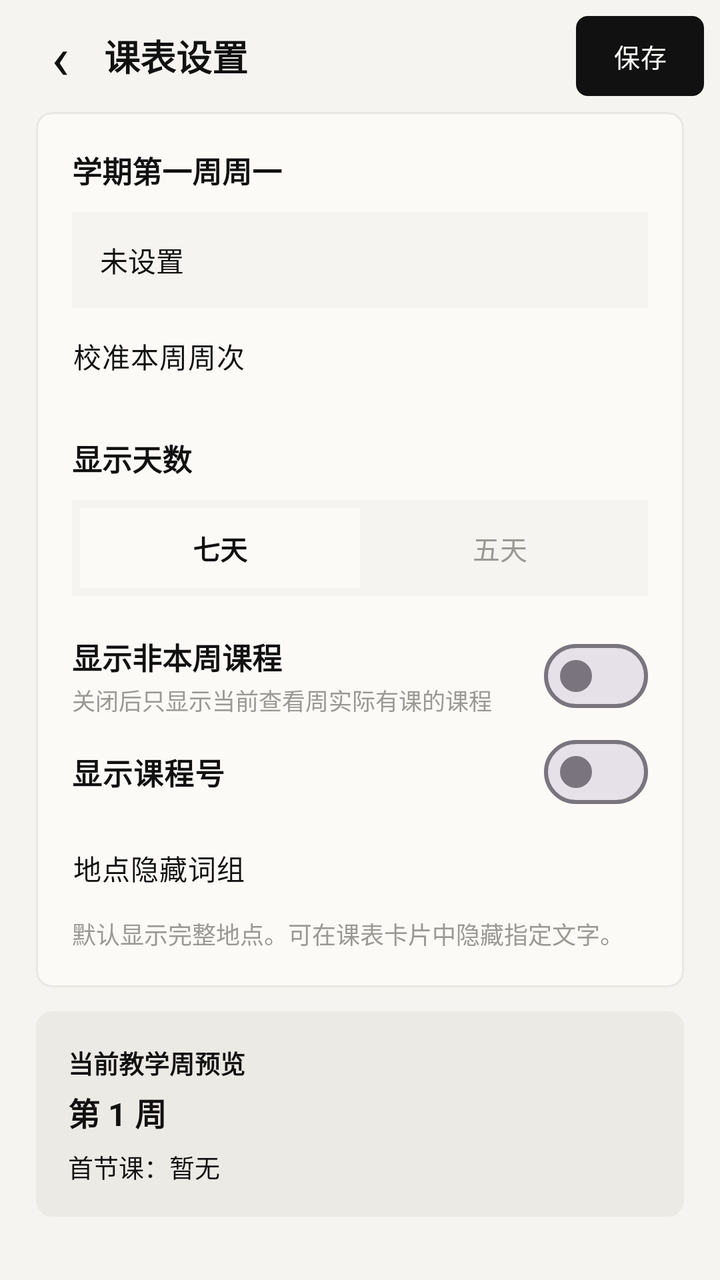
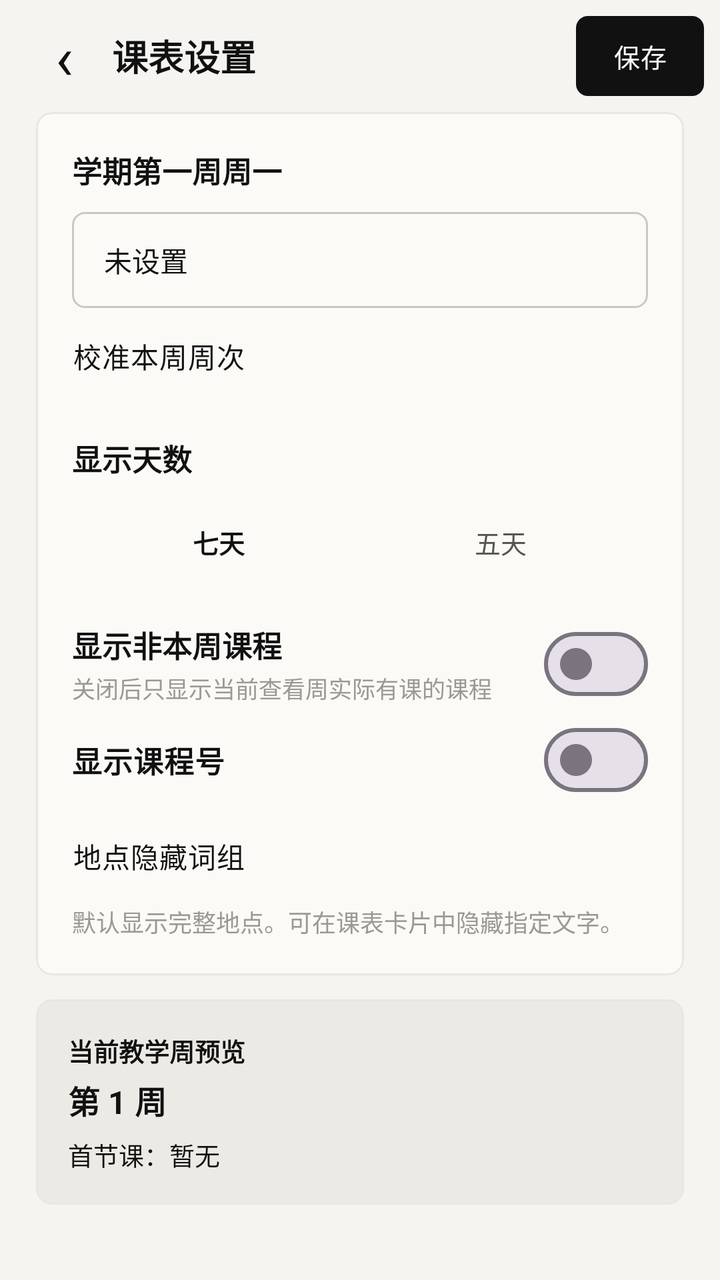

Compare the two renders of this Android layout. The source of the first and the diff that turns it into the second are given below.
<!-- AndroidManifest.xml: application theme Theme.EcutCampus -->
<!-- res/layout/activity_timetable_settings.xml -->
<?xml version="1.0" encoding="utf-8"?>
<LinearLayout xmlns:android="http://schemas.android.com/apk/res/android"
    xmlns:app="http://schemas.android.com/apk/res-auto"
    android:layout_width="match_parent"
    android:layout_height="match_parent"
    android:background="?attr/gBg"
    android:orientation="vertical">

    <LinearLayout
        android:layout_width="match_parent"
        android:layout_height="56dp"
        android:gravity="center_vertical"
        android:orientation="horizontal"
        android:paddingHorizontal="8dp">

        <TextView
            android:id="@+id/btn_timetable_settings_back"
            android:layout_width="44dp"
            android:layout_height="44dp"
            android:background="?attr/selectableItemBackgroundBorderless"
            android:contentDescription="返回"
            android:gravity="center"
            android:text="‹"
            android:textColor="?attr/gInk"
            android:textSize="30sp" />

        <TextView
            android:layout_width="0dp"
            android:layout_height="wrap_content"
            android:layout_weight="1"
            android:text="课表设置"
            android:textColor="?attr/gInk"
            android:textSize="18sp"
            android:textStyle="bold" />

        <com.google.android.material.button.MaterialButton
            android:id="@+id/btn_timetable_settings_save"
            style="@style/Gauge.Button.Compact"
            android:layout_width="wrap_content"
            android:layout_height="wrap_content"
            android:text="保存" />
    </LinearLayout>

    <ScrollView
        android:layout_width="match_parent"
        android:layout_height="0dp"
        android:layout_weight="1"
        android:clipToPadding="false"
        android:paddingHorizontal="18dp"
        android:paddingBottom="24dp">

        <LinearLayout
            android:id="@+id/tt_settings_body"
            android:layout_width="match_parent"
            android:layout_height="wrap_content"
            android:orientation="vertical">

            <com.google.android.material.card.MaterialCardView
                android:layout_width="match_parent"
                android:layout_height="wrap_content"
                app:cardBackgroundColor="?attr/gCard"
                app:cardCornerRadius="?attr/gCardRadius"
                app:cardElevation="0dp"
                app:strokeColor="?attr/gLine"
                app:strokeWidth="1dp">

                <LinearLayout
                    android:layout_width="match_parent"
                    android:layout_height="wrap_content"
                    android:orientation="vertical"
                    android:padding="18dp">

                    <TextView
                        android:layout_width="wrap_content"
                        android:layout_height="wrap_content"
                        android:text="学期第一周周一"
                        android:textColor="?attr/gInk"
                        android:textSize="15sp"
                        android:textStyle="bold" />

                    <TextView
                        android:id="@+id/tv_semester_start_value"
                        android:layout_width="match_parent"
                        android:layout_height="48dp"
                        android:layout_marginTop="10dp"
                        android:background="?attr/gBg"
                        android:gravity="center_vertical"
                        android:paddingHorizontal="14dp"
                        android:text="未设置"
                        android:textColor="?attr/gInk"
                        android:textSize="14sp" />

                    <com.google.android.material.button.MaterialButton
                        android:id="@+id/btn_calibrate_week"
                        style="@style/Gauge.Button.Ghost"
                        android:layout_width="wrap_content"
                        android:layout_height="wrap_content"
                        android:layout_marginStart="-12dp"
                        android:text="校准本周周次" />

                    <TextView
                        android:layout_width="wrap_content"
                        android:layout_height="wrap_content"
                        android:layout_marginTop="16dp"
                        android:id="@+id/tv_total_weeks_label"
                        android:visibility="gone"
                        android:text="学期总周数"
                        android:textColor="?attr/gInk"
                        android:textSize="15sp"
                        android:textStyle="bold" />

                    <EditText
                        android:id="@+id/et_total_weeks"
                        android:visibility="gone"
                        android:layout_width="match_parent"
                        android:layout_height="48dp"
                        android:layout_marginTop="10dp"
                        android:background="@drawable/bg_gauge_input"
                        android:inputType="number"
                        android:maxLength="2"
                        android:paddingHorizontal="2dp"
                        android:text="20"
                        android:textColor="?attr/gInk"
            android:textColorHint="?attr/gMute"
                        android:textSize="14sp" />

                    <TextView
                        android:layout_width="wrap_content"
                        android:layout_height="wrap_content"
                        android:layout_marginTop="16dp"
                        android:text="显示天数"
                        android:textColor="?attr/gInk"
                        android:textSize="15sp"
                        android:textStyle="bold" />

                    <LinearLayout
                        android:layout_width="match_parent"
                        android:layout_height="48dp"
                        android:layout_marginTop="10dp"
                        android:background="?attr/gBg"
                        android:orientation="horizontal"
                        android:padding="4dp">

                        <TextView
                            android:id="@+id/btn_days_seven"
                            android:layout_width="0dp"
                            android:layout_height="match_parent"
                            android:layout_weight="1"
                            android:background="?attr/gCard"
                            android:gravity="center"
                            android:text="七天"
                            android:textColor="?attr/gInk"
                            android:textSize="13.5sp"
                            android:textStyle="bold" />

                        <TextView
                            android:id="@+id/btn_days_five"
                            android:layout_width="0dp"
                            android:layout_height="match_parent"
                            android:layout_weight="1"
                            android:gravity="center"
                            android:text="五天"
                            android:textColor="?attr/gMute"
                            android:textSize="13.5sp" />
                    </LinearLayout>

                    <LinearLayout
                        android:layout_width="match_parent"
                        android:layout_height="wrap_content"
                        android:layout_marginTop="16dp"
                        android:gravity="center_vertical"
                        android:orientation="horizontal">

                        <LinearLayout
                            android:layout_width="0dp"
                            android:layout_height="wrap_content"
                            android:layout_weight="1"
                            android:orientation="vertical">

                            <TextView
                                android:layout_width="wrap_content"
                                android:layout_height="wrap_content"
                                android:text="显示非本周课程"
                                android:textColor="?attr/gInk"
                                android:textSize="15sp"
                                android:textStyle="bold" />

                            <TextView
                                android:layout_width="wrap_content"
                                android:layout_height="wrap_content"
                                android:layout_marginTop="2dp"
                                android:text="关闭后只显示当前查看周实际有课的课程"
                                android:textColor="?attr/gMute"
                                android:textSize="11.5sp" />
                        </LinearLayout>

                        <com.google.android.material.materialswitch.MaterialSwitch
                            android:id="@+id/switch_show_inactive"
                            android:layout_width="wrap_content"
                            android:layout_height="wrap_content" />
                    </LinearLayout>

                    <com.google.android.material.materialswitch.MaterialSwitch
                        android:id="@+id/switch_show_course_code"
                        android:layout_width="match_parent"
                        android:layout_height="wrap_content"
                        android:minHeight="48dp"
                        android:text="显示课程号"
                        android:textColor="?attr/gInk"
                        android:textSize="15sp"
                        android:textStyle="bold" />

                    <com.google.android.material.button.MaterialButton
                        android:id="@+id/btn_hidden_location_phrases"
                        style="@style/Gauge.Button.Ghost"
                        android:layout_width="wrap_content"
                        android:layout_height="wrap_content"
                        android:layout_marginStart="-12dp"
                        android:text="地点隐藏词组" />

                    <TextView
                        android:layout_width="match_parent"
                        android:layout_height="wrap_content"
                        android:text="默认显示完整地点。可在课表卡片中隐藏指定文字。"
                        android:textColor="?attr/gMute"
                        android:textSize="12sp" />
                </LinearLayout>
            </com.google.android.material.card.MaterialCardView>

            <com.google.android.material.card.MaterialCardView
                android:layout_width="match_parent"
                android:layout_height="wrap_content"
                android:layout_marginTop="12dp"
                app:cardBackgroundColor="?attr/gChip"
                app:cardCornerRadius="?attr/gCardRadius"
                app:cardElevation="0dp"
                app:strokeWidth="0dp">

                <LinearLayout
                    android:layout_width="match_parent"
                    android:layout_height="wrap_content"
                    android:orientation="vertical"
                    android:padding="16dp">

                    <TextView
                        android:layout_width="wrap_content"
                        android:layout_height="wrap_content"
                        android:text="当前教学周预览"
                        android:textColor="?attr/gInk"
                        android:textSize="12.5sp"
                        android:textStyle="bold" />

                    <TextView
                        android:id="@+id/tv_current_week_preview"
                        android:layout_width="match_parent"
                        android:layout_height="wrap_content"
                        android:layout_marginTop="4dp"
                        android:text="第 1 周"
                        android:textColor="?attr/gInk"
                        android:textSize="16sp"
                        android:textStyle="bold" />

                    <TextView
                        android:id="@+id/tv_first_course_preview"
                        android:layout_width="match_parent"
                        android:layout_height="wrap_content"
                        android:layout_marginTop="6dp"
                        android:text="首节课：暂无"
                        android:textColor="?attr/gInk"
                        android:textSize="12.5sp" />
                </LinearLayout>
            </com.google.android.material.card.MaterialCardView>

        </LinearLayout>
    </ScrollView>
</LinearLayout>
<!-- resources referenced by this layout -->
<resources>
  <style name="Gauge.Button.Compact">
          <item name="android:insetTop">4dp</item>
          <item name="android:insetBottom">4dp</item>
          <item name="android:minWidth">64dp</item>
          <item name="android:paddingStart">16dp</item>
          <item name="android:paddingEnd">16dp</item>
          <item name="android:textSize">13sp</item>
      </style>
  <color name="g_paper">#F5F4F0</color>
  <color name="g_card">#FBFAF7</color>
  <color name="g_line">#E9E7E1</color>
  <color name="g_ink">#111111</color>
  <color name="g_sub">#55554F</color>
  <color name="g_sub2">#45453F</color>
  <color name="g_mute">#9A9993</color>
  <color name="g_chip">#ECEAE4</color>
  <color name="g_accent">#FF4A1C</color>
  <color name="g_hair">#17000000</color>
  <color name="g_stroke">#33000000</color>
  <color name="g_ink_18">#2E111111</color>
  <color name="g_ink_12">#1F111111</color>
  <color name="g_ink_08">#14111111</color>
  <color name="g_paper_e8">#E8F5F4F0</color>
  <color name="g_paper_c8">#C8F5F4F0</color>
  <color name="g_on_ink">#FBFAF7</color>
  <color name="g_warn">#B4540A</color>
  <color name="g_ok">#2F5D3A</color>
  <style name="Gauge.Shape.Small" parent="">
          <item name="cornerFamily">rounded</item>
          <item name="cornerSize">6dp</item>
      </style>
  <style name="Gauge.Shape.Medium" parent="">
          <item name="cornerFamily">rounded</item>
          <item name="cornerSize">8dp</item>
      </style>
  <style name="Gauge.Dialog.Framework" parent="android:Theme.Material.Light.Dialog.Alert">
          <item name="android:windowBackground">@drawable/bg_gauge_dialog</item>
          <item name="android:colorAccent">?attr/gInk</item>
          <item name="android:colorPrimary">?attr/gInk</item>
          <item name="android:textColorPrimary">?attr/gInk</item>
          <item name="android:textColorSecondary">?attr/gSub</item>
          <item name="android:backgroundDimAmount">0.28</item>
      </style>
  <!-- drawable bg_gauge_dialog (drawable) -->
  <?xml version="1.0" encoding="utf-8"?>
  <inset xmlns:android="http://schemas.android.com/apk/res/android"
      android:insetLeft="24dp" android:insetRight="24dp"
      android:insetTop="40dp" android:insetBottom="40dp">
      <shape android:shape="rectangle">
          <corners android:radius="?attr/gCardRadius" />
          <solid android:color="?attr/gDialog" />
          <stroke android:width="1px" android:color="?attr/gCardStroke" />
      </shape>
  </inset>
  <style name="Gauge.Button.Text" parent="Widget.Material3.Button.TextButton.Dialog">
          <item name="android:textColor">?attr/gInk</item>
          <item name="rippleColor">?attr/gHair</item>
      </style>
  <!-- unchanged entries left out for length: 5 -->
</resources>

<!-- the commit's change to res/layout/activity_timetable_settings.xml (unified diff, before → after) -->
@@ -15,8 +15,8 @@
 
         <TextView
             android:id="@+id/btn_timetable_settings_back"
-            android:layout_width="44dp"
-            android:layout_height="44dp"
+            android:layout_width="48dp"
+            android:layout_height="48dp"
             android:background="?attr/selectableItemBackgroundBorderless"
             android:contentDescription="返回"
             android:gravity="center"
@@ -56,13 +56,7 @@
             android:orientation="vertical">
 
             <com.google.android.material.card.MaterialCardView
-                android:layout_width="match_parent"
-                android:layout_height="wrap_content"
-                app:cardBackgroundColor="?attr/gCard"
-                app:cardCornerRadius="?attr/gCardRadius"
-                app:cardElevation="0dp"
-                app:strokeColor="?attr/gLine"
-                app:strokeWidth="1dp">
+                style="@style/G.Card">
 
                 <LinearLayout
                     android:layout_width="match_parent"
@@ -83,9 +77,10 @@
                         android:layout_width="match_parent"
                         android:layout_height="48dp"
                         android:layout_marginTop="10dp"
-                        android:background="?attr/gBg"
+                        android:background="@drawable/bg_gauge_outline"
+                        android:fontFamily="monospace"
                         android:gravity="center_vertical"
-                        android:paddingHorizontal="14dp"
+                        android:paddingHorizontal="16dp"
                         android:text="未设置"
                         android:textColor="?attr/gInk"
                         android:textSize="14sp" />
@@ -135,22 +130,20 @@
 
                     <LinearLayout
                         android:layout_width="match_parent"
-                        android:layout_height="48dp"
+                        android:layout_height="42dp"
                         android:layout_marginTop="10dp"
-                        android:background="?attr/gBg"
                         android:orientation="horizontal"
-                        android:padding="4dp">
+                        android:padding="3dp">
 
                         <TextView
                             android:id="@+id/btn_days_seven"
                             android:layout_width="0dp"
                             android:layout_height="match_parent"
                             android:layout_weight="1"
-                            android:background="?attr/gCard"
                             android:gravity="center"
                             android:text="七天"
                             android:textColor="?attr/gInk"
-                            android:textSize="13.5sp"
+                            android:textSize="13sp"
                             android:textStyle="bold" />
 
                         <TextView
@@ -160,8 +153,8 @@
                             android:layout_weight="1"
                             android:gravity="center"
                             android:text="五天"
-                            android:textColor="?attr/gMute"
-                            android:textSize="13.5sp" />
+                            android:textColor="?attr/gSub"
+                            android:textSize="13sp" />
                     </LinearLayout>
 
                     <LinearLayout
@@ -228,13 +221,9 @@
             </com.google.android.material.card.MaterialCardView>
 
             <com.google.android.material.card.MaterialCardView
-                android:layout_width="match_parent"
-                android:layout_height="wrap_content"
+                style="@style/G.Card"
                 android:layout_marginTop="12dp"
-                app:cardBackgroundColor="?attr/gChip"
-                app:cardCornerRadius="?attr/gCardRadius"
-                app:cardElevation="0dp"
-                app:strokeWidth="0dp">
+                app:cardBackgroundColor="?attr/gChip">
 
                 <LinearLayout
                     android:layout_width="match_parent"
<!-- resource entries referenced after the edit -->
@@ -1,5 +1,25 @@
 <!-- resources referenced by this layout -->
 <resources>
+  <!-- drawable bg_gauge_outline (drawable) -->
+  <?xml version="1.0" encoding="utf-8"?>
+  <ripple xmlns:android="http://schemas.android.com/apk/res/android" android:color="?attr/gHair">
+      <item>
+          <shape android:shape="rectangle">
+              <corners android:radius="?attr/gButtonRadius" />
+              <solid android:color="?attr/gButtonFill" />
+              <stroke android:width="1dp" android:color="?attr/gStroke" />
+          </shape>
+      </item>
+  </ripple>
+  <style name="G.Card">
+          <item name="android:layout_width">match_parent</item>
+          <item name="android:layout_height">wrap_content</item>
+          <item name="cardBackgroundColor">?attr/gCard</item>
+          <item name="cardCornerRadius">?attr/gCardRadius</item>
+          <item name="cardElevation">0dp</item>
+          <item name="strokeColor">?attr/gCardStroke</item>
+          <item name="strokeWidth">1dp</item>
+      </style>
   <style name="Gauge.Button.Compact">
           <item name="android:insetTop">4dp</item>
           <item name="android:insetBottom">4dp</item>
